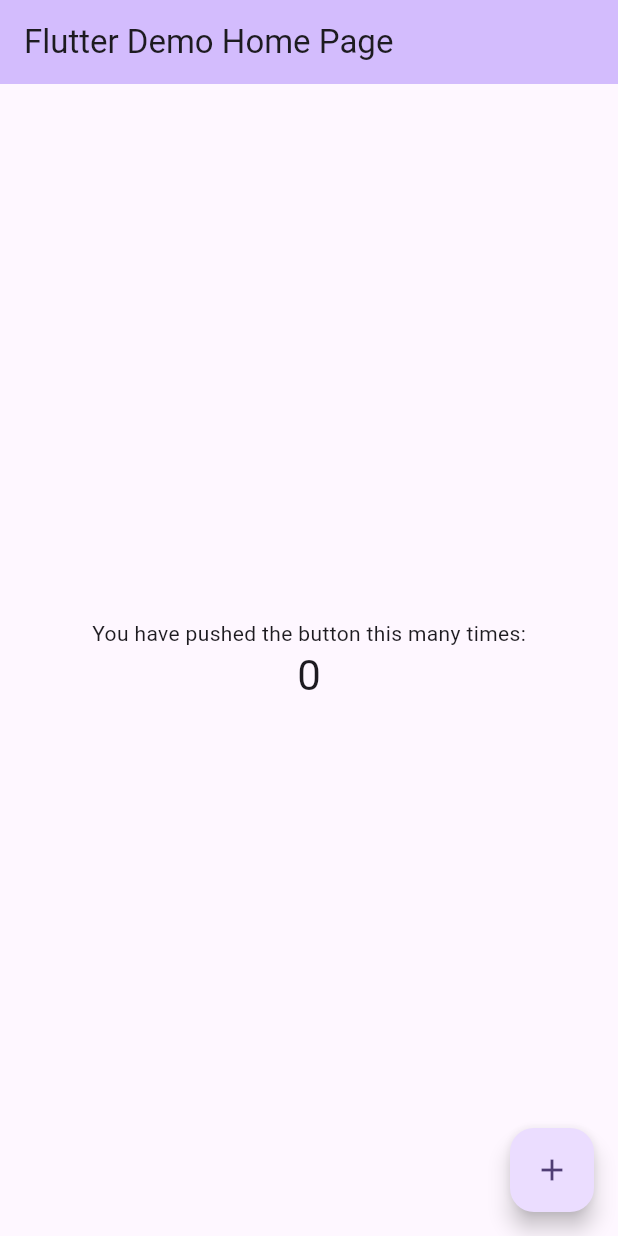
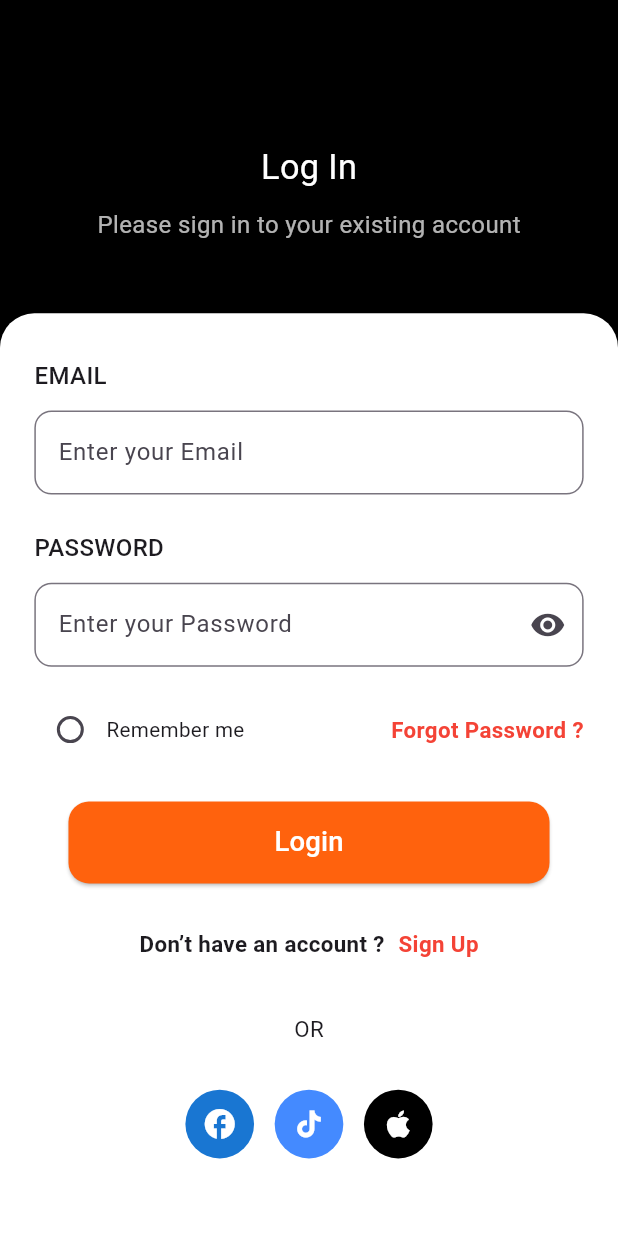
Before and after one commit to Purushottamji/zaykazone_project, a Flutter app: the screen it shows after launch, on a phone screen of 412 x 824 dp. Run offline on Flutter 3.47's test engine with Material 3 defaults, Android fonts, the phone set to English and light mode, and no system bars; our stand-ins replace flutter_screenutil.

Commit message:
login screen

```diff
--- a/lib/login_screen.dart
+++ b/lib/login_screen.dart
@@ -0,0 +1,202 @@
+import 'package:flutter/material.dart';
+import 'package:flutter_screenutil/flutter_screenutil.dart';
+import 'package:zaykazone/forgot_password_screen.dart';
+
+class LoginScreen extends StatefulWidget {
+  const LoginScreen({super.key});
+
+  @override
+  State<LoginScreen> createState() => _LoginScreenState();
+}
+
+class _LoginScreenState extends State<LoginScreen> {
+  String? _selectedOption;
+
+  @override
+  Widget build(BuildContext context) {
+    var email = TextEditingController();
+    var password = TextEditingController();
+    var formKey = GlobalKey<FormState>();
+
+    return SafeArea(
+      child: Scaffold(
+        backgroundColor: Colors.black,
+        body: SingleChildScrollView(
+          child: Column(
+            children: [
+              SizedBox(height: 80.h),
+              Center(
+                child: Text(
+                  "Log In",
+                  style: TextStyle(fontSize: 20.sp, color: Colors.white),
+                ),
+              ),
+              SizedBox(height: 8.h),
+              Center(
+                child: Text(
+                  "Please sign in to your existing account",
+                  style: TextStyle(fontSize: 14.sp, color: Colors.white70),
+                ),
+              ),
+              SizedBox(height: 40.h),
+              Container(
+                width: double.infinity,
+                decoration: BoxDecoration(
+                  borderRadius: BorderRadius.only(
+                    topLeft: Radius.circular(20.r),
+                    topRight: Radius.circular(20.r),
+                  ),
+                  color: Colors.white,
+                ),
+                child: Padding(
+                  padding: EdgeInsets.symmetric(horizontal: 20.w, vertical: 25.h),
+                  child: Column(
+                    crossAxisAlignment: CrossAxisAlignment.start,
+                    children: [
+                      Form(
+                        key: formKey,
+                        child: Column(
+                          crossAxisAlignment: CrossAxisAlignment.start,
+                          children: [
+                            Text("EMAIL", style: TextStyle(fontSize: 14.sp, fontWeight: FontWeight.w500)),
+                            SizedBox(height: 10.h),
+                            TextFormField(
+                              controller: email,
+                              decoration: InputDecoration(
+                                hintText: "Enter your Email",
+                                border: OutlineInputBorder(
+                                  borderRadius: BorderRadius.circular(10.r),
+                                ),
+                              ),
+                            ),
+                            SizedBox(height: 20.h),
+                            Text("PASSWORD", style: TextStyle(fontSize: 14.sp, fontWeight: FontWeight.w500)),
+                            SizedBox(height: 10.h),
+                            TextFormField(
+                              controller: password,
+                              obscureText: true,
+                              decoration: InputDecoration(
+                                suffixIcon: const Icon(Icons.remove_red_eye),
+                                hintText: "Enter your Password",
+                                border: OutlineInputBorder(
+                                  borderRadius: BorderRadius.circular(10.r),
+                                ),
+                              ),
+                            ),
+                          ],
+                        ),
+                      ),
+                      SizedBox(height: 15.h),
+                      Row(
+                        children: [
+                          Radio<String>(
+                            value: 'A',
+                            groupValue: _selectedOption,
+                            onChanged: (String? value) {
+                              setState(() {
+                                _selectedOption = value;
+                              });
+                            },
+                          ),
+                          Text('Remember me', style: TextStyle(fontSize: 12.sp)),
+                          const Spacer(),
+                          GestureDetector(
+                            onTap: () {
+
+                            },
+                            child: Text(
+                              "Forgot Password ?",
+                              style: TextStyle(
+                                color: Colors.red,
+                                fontSize: 13.sp,
+                                fontWeight: FontWeight.w600,
+                              ),
+                            ),
+                          ),
+                        ],
+                      ),
+                      SizedBox(height: 20.h),
+                      Center(
+                        child: ElevatedButton(
+                          style: ElevatedButton.styleFrom(
+                            backgroundColor: Color(0xffFF620D),
+                            shape: RoundedRectangleBorder(
+                              borderRadius: BorderRadius.circular(12.r),
+                            ),
+                            padding: EdgeInsets.symmetric(
+                                horizontal: 120.w, vertical: 12.h),
+                          ),
+                          onPressed: () {
+                            Navigator.push(context, MaterialPageRoute(builder: (context) => ForgotPasswordScreen(),));
+                          },
+                          child: Text(
+                            "Login",
+                            style: TextStyle(
+                              fontSize: 16.sp,
+                              color: Colors.white,
+                            ),
+                          ),
+                        ),
+                      ),
+                      SizedBox(height: 25.h),
+                      Row(
+                        mainAxisAlignment: MainAxisAlignment.center,
+                        children: [
+                          Text(
+                            'Don’t have an account ?',
+                            style: TextStyle(
+                                fontSize: 13.sp, fontWeight: FontWeight.w600),
+                          ),
+                          SizedBox(width: 8.w),
+                          GestureDetector(
+                            onTap: () {
+
+                            },
+                            child: Text(
+                              "Sign Up",
+                              style: TextStyle(
+                                color: Colors.red,
+                                fontSize: 13.sp,
+                                fontWeight: FontWeight.bold,
+                              ),
+                            ),
+                          ),
+                        ],
+                      ),
+                      SizedBox(height: 30.h),
+                      Center(child: Text("OR", style: TextStyle(fontSize: 13.sp))),
+                      SizedBox(height: 25.h),
+                      Row(
+                        mainAxisAlignment: MainAxisAlignment.center,
+                        children: [
+                          CircleAvatar(
+                            radius: 20.r,
+                            backgroundColor: Colors.blue.shade700,
+                            child: const Icon(Icons.facebook, color: Colors.white),
+                          ),
+                          SizedBox(width: 12.w),
+                          CircleAvatar(
+                            radius: 20.r,
+                            backgroundColor: Colors.blueAccent,
+                            child: const Icon(Icons.tiktok, color: Colors.white),
+                          ),
+                          SizedBox(width: 12.w),
+                          CircleAvatar(
+                            radius: 20.r,
+                            backgroundColor: Colors.black,
+                            child: const Icon(Icons.apple, color: Colors.white),
+                          ),
+                        ],
+                      ),
+                      SizedBox(height: 20.h),
+                    ],
+                  ),
+                ),
+              ),
+            ],
+          ),
+        ),
+      ),
+    );
+  }
+}
--- a/lib/main.dart
+++ b/lib/main.dart
@@ -1,122 +1,26 @@
+import 'package:flutter/cupertino.dart';
 import 'package:flutter/material.dart';
+import 'package:flutter_screenutil/flutter_screenutil.dart';
+import 'package:zaykazone/login_screen.dart';
 
-void main() {
-  runApp(const MyApp());
+void main(){
+  runApp(MyApp());
 }
-
 class MyApp extends StatelessWidget {
   const MyApp({super.key});
 
-  // This widget is the root of your application.
   @override
   Widget build(BuildContext context) {
-    return MaterialApp(
-      title: 'Flutter Demo',
-      theme: ThemeData(
-        // This is the theme of your application.
-        //
-        // TRY THIS: Try running your application with "flutter run". You'll see
-        // the application has a purple toolbar. Then, without quitting the app,
-        // try changing the seedColor in the colorScheme below to Colors.green
-        // and then invoke "hot reload" (save your changes or press the "hot
-        // reload" button in a Flutter-supported IDE, or press "r" if you used
-        // the command line to start the app).
-        //
-        // Notice that the counter didn't reset back to zero; the application
-        // state is not lost during the reload. To reset the state, use hot
-        // restart instead.
-        //
-        // This works for code too, not just values: Most code changes can be
-        // tested with just a hot reload.
-        colorScheme: ColorScheme.fromSeed(seedColor: Colors.deepPurple),
-      ),
-      home: const MyHomePage(title: 'Flutter Demo Home Page'),
+    return ScreenUtilInit(
+      designSize: Size(360, 690),
+      splitScreenMode: true,
+      minTextAdapt: true,
+      builder:(context, child) {
+        return MaterialApp(
+          home: LoginScreen(),
+        );
+      } ,
     );
+
   }
 }
-
-class MyHomePage extends StatefulWidget {
-  const MyHomePage({super.key, required this.title});
-
-  // This widget is the home page of your application. It is stateful, meaning
-  // that it has a State object (defined below) that contains fields that affect
-  // how it looks.
-
-  // This class is the configuration for the state. It holds the values (in this
-  // case the title) provided by the parent (in this case the App widget) and
-  // used by the build method of the State. Fields in a Widget subclass are
-  // always marked "final".
-
-  final String title;
-
-  @override
-  State<MyHomePage> createState() => _MyHomePageState();
-}
-
-class _MyHomePageState extends State<MyHomePage> {
-  int _counter = 0;
-
-  void _incrementCounter() {
-    setState(() {
-      // This call to setState tells the Flutter framework that something has
-      // changed in this State, which causes it to rerun the build method below
-      // so that the display can reflect the updated values. If we changed
-      // _counter without calling setState(), then the build method would not be
-      // called again, and so nothing would appear to happen.
-      _counter++;
-    });
-  }
-
-  @override
-  Widget build(BuildContext context) {
-    // This method is rerun every time setState is called, for instance as done
-    // by the _incrementCounter method above.
-    //
-    // The Flutter framework has been optimized to make rerunning build methods
-    // fast, so that you can just rebuild anything that needs updating rather
-    // than having to individually change instances of widgets.
-    return Scaffold(
-      appBar: AppBar(
-        // TRY THIS: Try changing the color here to a specific color (to
-        // Colors.amber, perhaps?) and trigger a hot reload to see the AppBar
-        // change color while the other colors stay the same.
-        backgroundColor: Theme.of(context).colorScheme.inversePrimary,
-        // Here we take the value from the MyHomePage object that was created by
-        // the App.build method, and use it to set our appbar title.
-        title: Text(widget.title),
-      ),
-      body: Center(
-        // Center is a layout widget. It takes a single child and positions it
-        // in the middle of the parent.
-        child: Column(
-          // Column is also a layout widget. It takes a list of children and
-          // arranges them vertically. By default, it sizes itself to fit its
-          // children horizontally, and tries to be as tall as its parent.
-          //
-          // Column has various properties to control how it sizes itself and
-          // how it positions its children. Here we use mainAxisAlignment to
-          // center the children vertically; the main axis here is the vertical
-          // axis because Columns are vertical (the cross axis would be
-          // horizontal).
-          //
-          // TRY THIS: Invoke "debug painting" (choose the "Toggle Debug Paint"
-          // action in the IDE, or press "p" in the console), to see the
-          // wireframe for each widget.
-          mainAxisAlignment: MainAxisAlignment.center,
-          children: <Widget>[
-            const Text('You have pushed the button this many times:'),
-            Text(
-              '$_counter',
-              style: Theme.of(context).textTheme.headlineMedium,
-            ),
-          ],
-        ),
-      ),
-      floatingActionButton: FloatingActionButton(
-        onPressed: _incrementCounter,
-        tooltip: 'Increment',
-        child: const Icon(Icons.add),
-      ), // This trailing comma makes auto-formatting nicer for build methods.
-    );
-  }
-}
--- a/pubspec.yaml
+++ b/pubspec.yaml
@@ -34,6 +34,7 @@ dependencies:
   # The following adds the Cupertino Icons font to your application.
   # Use with the CupertinoIcons class for iOS style icons.
   cupertino_icons: ^1.0.8
+  flutter_screenutil: ^5.9.3
 
 dev_dependencies:
   flutter_test:
```
Also changed, not shown: lib/forgot_password_screen.dart (+127 -0 lines), pubspec.lock.
